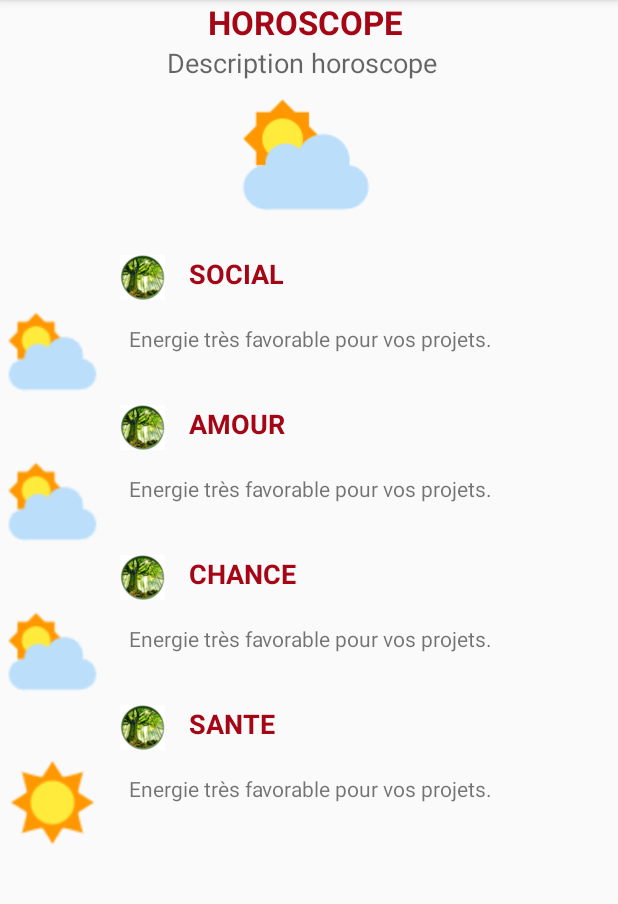
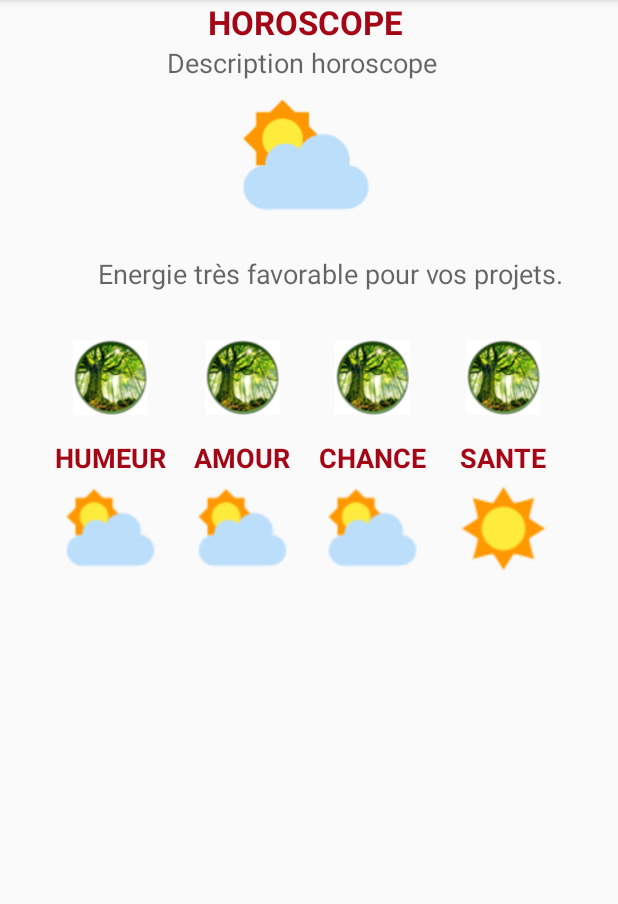
Before and after one commit to fibreariane/BIORYTHME, an Android app: the fragment ViewHoroscopeFragment shown on its own in the app's theme, on a phone screen of 412 x 824 dp, the part 84-988 px from its top. Run offline under Robolectric (Android 15) with nearby library versions, the light colour scheme and no system bars; 4 statements that could not run were skipped.

Commit message:
MAJ Modification Horoscope
Restructuration de l'écran Horoscope : on n'affiche plus que le texte de l'année qui est reconverti en HUMEUR

```diff
--- a/app/src/main/java/com/fibredariane/horoscope/chinois/biorythmeETRES/Activities/ViewHoroscopeFragment.java
+++ b/app/src/main/java/com/fibredariane/horoscope/chinois/biorythmeETRES/Activities/ViewHoroscopeFragment.java
@@ -32,9 +32,6 @@ public class ViewHoroscopeFragment extends Fragment implements View.OnClickListe
     private static final String ARG_BINOME = "binome";
 
     private TextView mTextViewHoroscopeYear;
-    private TextView mTextViewHoroscopeMonth;
-    private TextView mTextViewHoroscopeDay;
-    private TextView mTextViewHoroscopeHour;
     private ImageView mImageViewHoroscopeMeteoYear;
     private ImageView mImageViewHoroscopeMeteoMonth;
     private ImageView mImageViewHoroscopeMeteoDay;
@@ -99,9 +96,6 @@ public class ViewHoroscopeFragment extends Fragment implements View.OnClickListe
     public void initDayLayout() {
 
         mTextViewHoroscopeYear = rootView.findViewById(R.id.text_view_horoscope_annee);
-        mTextViewHoroscopeMonth = rootView.findViewById(R.id.text_view_horoscope_mois);
-        mTextViewHoroscopeDay = rootView.findViewById(R.id.text_view_horoscope_jour);
-        mTextViewHoroscopeHour = rootView.findViewById(R.id.text_view_horoscope_heure);
 
         mImageViewHoroscopeMeteoYear = rootView.findViewById(R.id.image_view_horoscope_meteo_annee);
         mImageViewHoroscopeMeteoMonth = rootView.findViewById(R.id.image_view_horoscope_meteo_mois);
@@ -138,9 +132,6 @@ public class ViewHoroscopeFragment extends Fragment implements View.OnClickListe
             mTextViewHoroscopeExpl.setText("Découvrez votre horoscope du jour");
 
             mTextViewHoroscopeYear.setText(mHoroscope.getTextInfluenceAnnee());
-            mTextViewHoroscopeMonth.setText(mHoroscope.getTextInfluenceMois());
-            mTextViewHoroscopeDay.setText(mHoroscope.getTextInfluenceJour());
-            mTextViewHoroscopeHour.setText(mHoroscope.getTextInfluenceHeure());
             mImageViewHoroscope.setImageDrawable(getResources().getDrawable(InfosBinomes.getIdTotInfluence(mContext, mBinomeCurrent, mBiorythmeUser), mContext.getApplicationContext().getTheme()));
             mImageViewHoroscopeMeteoYear.setImageDrawable(getResources().getDrawable(mHoroscope.getIdImageInfluenceAnnee(), mContext.getApplicationContext().getTheme()));
             mImageViewHoroscopeMeteoMonth.setImageDrawable(getResources().getDrawable(mHoroscope.getIdImageInfluenceMois(), mContext.getApplicationContext().getTheme()));
--- a/app/src/main/res/layout/fragment_view_horoscope.xml
+++ b/app/src/main/res/layout/fragment_view_horoscope.xml
@@ -45,45 +45,46 @@
             android:layout_height="wrap_content"
             android:src="@drawable/meteo_fc_accueil" />
 
+        <TextView
+            android:id="@+id/text_view_horoscope_annee"
+            android:layout_width="wrap_content"
+            android:layout_height="wrap_content"
+            android:textAlignment="center"
+            android:textAppearance="@style/TextAppearance.AppCompat.Medium"
+            android:layout_marginLeft="@dimen/activity_horizontal_margin"
+            android:layout_marginTop="@dimen/activity_horizontal_margin"
+            android:text="Energie très favorable pour vos projets." />
+
         <LinearLayout
-            android:layout_width="match_parent"
-            android:layout_height="wrap_content"
-            android:layout_marginTop="@dimen/activity_horizontal_margin"
-            android:gravity="left"
+            android:layout_width="wrap_content"
+            android:layout_height="match_parent"
+            android:layout_gravity="center"
+            android:layout_marginTop="@dimen/activity_vertical_margin_double"
             android:orientation="horizontal">
 
             <LinearLayout
-                android:layout_width="match_parent"
+                android:layout_width="wrap_content"
                 android:layout_height="wrap_content"
+                android:layout_marginRight="@dimen/activity_vertical_margin"
                 android:orientation="vertical">
-
-                <LinearLayout
-                    android:layout_width="match_parent"
-                    android:layout_height="wrap_content"
-                    android:orientation="horizontal"
-                    android:paddingLeft="80dp">
 
                 <ImageView
                     android:id="@+id/image_view_horoscope_bio_annee"
-                        android:layout_width="30dp"
-                        android:layout_height="30dp"
+                    android:layout_width="50dp"
+                    android:layout_height="50dp"
+                    android:layout_gravity="center"
                     android:background="@color/colorWhite"
                     android:src="@drawable/bois_arbre_grande_foret_mini" />
 
                 <TextView
                     android:layout_width="wrap_content"
                     android:layout_height="wrap_content"
-                        android:layout_marginLeft="@dimen/activity_horizontal_margin"
+                    android:layout_gravity="center"
+                    android:layout_marginTop="@dimen/activity_vertical_margin"
                     android:text="@string/correspondance_annee"
                     android:textAppearance="?android:attr/textAppearanceMedium"
                     android:textColor="@color/colorPrimaryDark"
                     android:textStyle="normal|bold" />
-                </LinearLayout>
-
-                <LinearLayout
-                    android:layout_width="match_parent"
-                    android:layout_height="wrap_content"
-                    android:orientation="horizontal">
 
                 <ImageView
                     android:id="@+id/image_view_horoscope_meteo_annee"
@@ -91,52 +92,31 @@
                     android:layout_height="70dp"
                     android:layout_gravity="center"
                     android:src="@drawable/meteo_fc" />
-
-                    <TextView
-                        android:id="@+id/text_view_horoscope_annee"
-                        android:layout_width="wrap_content"
-                        android:layout_height="wrap_content"
-                        android:layout_marginLeft="@dimen/activity_horizontal_margin"
-                        android:layout_marginTop="@dimen/activity_horizontal_margin"
-                        android:text="Energie très favorable pour vos projets." />
-                </LinearLayout>
-            </LinearLayout>
-
             </LinearLayout>
 
             <LinearLayout
-            android:layout_width="match_parent"
+                android:layout_width="wrap_content"
                 android:layout_height="wrap_content"
-            android:gravity="left"
+                android:layout_marginRight="@dimen/activity_vertical_margin"
                 android:orientation="vertical">
-
-            <LinearLayout
-                android:layout_width="match_parent"
-                android:layout_height="wrap_content"
-                android:orientation="horizontal"
-                android:paddingLeft="80dp">
 
                 <ImageView
                     android:id="@+id/image_view_horoscope_bio_mois"
-                    android:layout_width="30dp"
-                    android:layout_height="30dp"
+                    android:layout_width="50dp"
+                    android:layout_height="50dp"
+                    android:layout_gravity="center"
                     android:background="@color/colorWhite"
                     android:src="@drawable/bois_arbre_grande_foret_mini" />
 
                 <TextView
                     android:layout_width="wrap_content"
                     android:layout_height="wrap_content"
-                    android:layout_marginLeft="@dimen/activity_horizontal_margin"
+                    android:layout_gravity="center"
+                    android:layout_marginTop="@dimen/activity_vertical_margin"
                     android:text="@string/correspondance_mois"
                     android:textAppearance="?android:attr/textAppearanceMedium"
                     android:textColor="@color/colorPrimaryDark"
                     android:textStyle="normal|bold" />
-            </LinearLayout>
-
-            <LinearLayout
-                android:layout_width="match_parent"
-                android:layout_height="wrap_content"
-                android:orientation="horizontal">
 
                 <ImageView
                     android:id="@+id/image_view_horoscope_meteo_mois"
@@ -144,50 +124,31 @@
                     android:layout_height="70dp"
                     android:layout_gravity="center"
                     android:src="@drawable/meteo_fc" />
-
-                <TextView
-                    android:id="@+id/text_view_horoscope_mois"
-                    android:layout_width="wrap_content"
-                    android:layout_height="wrap_content"
-                    android:layout_marginLeft="@dimen/activity_horizontal_margin"
-                    android:layout_marginTop="@dimen/activity_horizontal_margin"
-                    android:text="Energie très favorable pour vos projets." />
-            </LinearLayout>
             </LinearLayout>
 
             <LinearLayout
-            android:layout_width="match_parent"
+                android:layout_width="wrap_content"
                 android:layout_height="wrap_content"
-            android:gravity="left"
+                android:layout_marginRight="@dimen/activity_vertical_margin"
                 android:orientation="vertical">
-
-            <LinearLayout
-                android:layout_width="match_parent"
-                android:layout_height="wrap_content"
-                android:orientation="horizontal"
-                android:paddingLeft="80dp">
 
                 <ImageView
                     android:id="@+id/image_view_horoscope_bio_jour"
-                    android:layout_width="30dp"
-                    android:layout_height="30dp"
+                    android:layout_width="50dp"
+                    android:layout_height="50dp"
+                    android:layout_gravity="center"
                     android:background="@color/colorWhite"
                     android:src="@drawable/bois_arbre_grande_foret_mini" />
 
                 <TextView
                     android:layout_width="wrap_content"
                     android:layout_height="wrap_content"
-                    android:layout_marginLeft="@dimen/activity_horizontal_margin"
+                    android:layout_gravity="center"
+                    android:layout_marginTop="@dimen/activity_vertical_margin"
                     android:text="@string/correspondance_jour"
                     android:textAppearance="?android:attr/textAppearanceMedium"
                     android:textColor="@color/colorPrimaryDark"
                     android:textStyle="normal|bold" />
-            </LinearLayout>
-
-            <LinearLayout
-                android:layout_width="match_parent"
-                android:layout_height="wrap_content"
-                android:orientation="horizontal">
 
                 <ImageView
                     android:id="@+id/image_view_horoscope_meteo_jour"
@@ -195,51 +156,30 @@
                     android:layout_height="70dp"
                     android:layout_gravity="center"
                     android:src="@drawable/meteo_fc" />
+            </LinearLayout>
 
-                <TextView
-                    android:id="@+id/text_view_horoscope_jour"
+            <LinearLayout
                 android:layout_width="wrap_content"
                 android:layout_height="wrap_content"
-                    android:layout_marginLeft="@dimen/activity_horizontal_margin"
-                    android:layout_marginTop="@dimen/activity_horizontal_margin"
-                    android:text="Energie très favorable pour vos projets." />
-            </LinearLayout>
-        </LinearLayout>
-
-
-        <LinearLayout
-            android:layout_width="match_parent"
-            android:layout_height="wrap_content"
-            android:gravity="left"
                 android:orientation="vertical">
-
-            <LinearLayout
-                android:layout_width="match_parent"
-                android:layout_height="wrap_content"
-                android:orientation="horizontal"
-                android:paddingLeft="80dp">
 
                 <ImageView
                     android:id="@+id/image_view_horoscope_bio_heure"
-                    android:layout_width="30dp"
-                    android:layout_height="30dp"
+                    android:layout_width="50dp"
+                    android:layout_height="50dp"
+                    android:layout_gravity="center"
                     android:background="@color/colorWhite"
                     android:src="@drawable/bois_arbre_grande_foret_mini" />
 
                 <TextView
                     android:layout_width="wrap_content"
                     android:layout_height="wrap_content"
-                    android:layout_marginLeft="@dimen/activity_horizontal_margin"
+                    android:layout_gravity="center"
+                    android:layout_marginTop="@dimen/activity_vertical_margin"
                     android:text="@string/correspondance_heure"
                     android:textAppearance="?android:attr/textAppearanceMedium"
                     android:textColor="@color/colorPrimaryDark"
                     android:textStyle="normal|bold" />
-            </LinearLayout>
-
-            <LinearLayout
-                android:layout_width="match_parent"
-                android:layout_height="wrap_content"
-                android:orientation="horizontal">
 
                 <ImageView
                     android:id="@+id/image_view_horoscope_meteo_heure"
@@ -247,14 +187,6 @@
                     android:layout_height="70dp"
                     android:layout_gravity="center"
                     android:src="@drawable/meteo_tf" />
-
-                <TextView
-                    android:id="@+id/text_view_horoscope_heure"
-                    android:layout_width="wrap_content"
-                    android:layout_height="match_parent"
-                    android:layout_marginLeft="@dimen/activity_horizontal_margin"
-                    android:layout_marginTop="@dimen/activity_horizontal_margin"
-                    android:text="Energie très favorable pour vos projets." />
             </LinearLayout>
         </LinearLayout>
     </LinearLayout>
--- a/app/src/main/res/values/dimens.xml
+++ b/app/src/main/res/values/dimens.xml
@@ -3,5 +3,6 @@
     <!-- Default screen margins, per the Android Design guidelines. -->
     <dimen name="activity_horizontal_margin">16dp</dimen>
     <dimen name="activity_vertical_margin">16dp</dimen>
+    <dimen name="activity_vertical_margin_double">32dp</dimen>
     <dimen name="appbar_padding_top">8dp</dimen>
 </resources>
--- a/app/src/main/res/values/strings.xml
+++ b/app/src/main/res/values/strings.xml
@@ -35,7 +35,7 @@
     <string name="day">HoroJour</string>
     <string name="month">HoroMois</string>
     <string name="year">HoroAnnée</string>
-    <string name="correspondance_annee">SOCIAL</string>
+    <string name="correspondance_annee">HUMEUR</string>
     <string name="correspondance_mois">AMOUR</string>
     <string name="correspondance_jour">CHANCE</string>
     <string name="correspondance_heure">SANTE</string>
```
Lines whose indentation alone changed are shown as unchanged.
